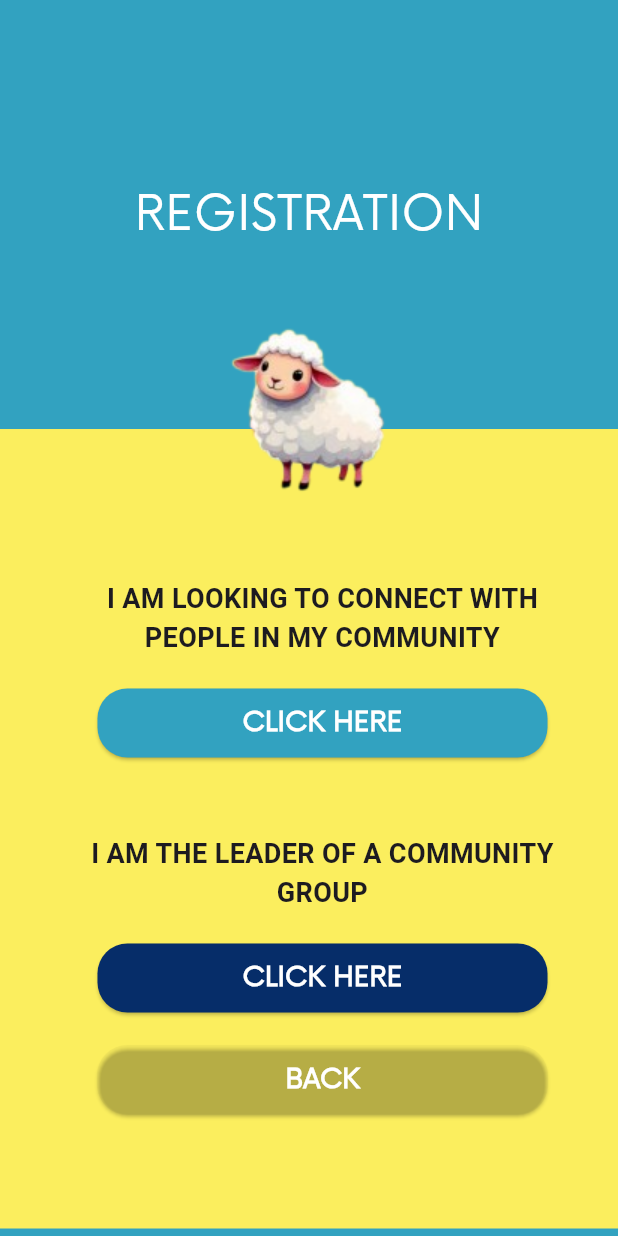
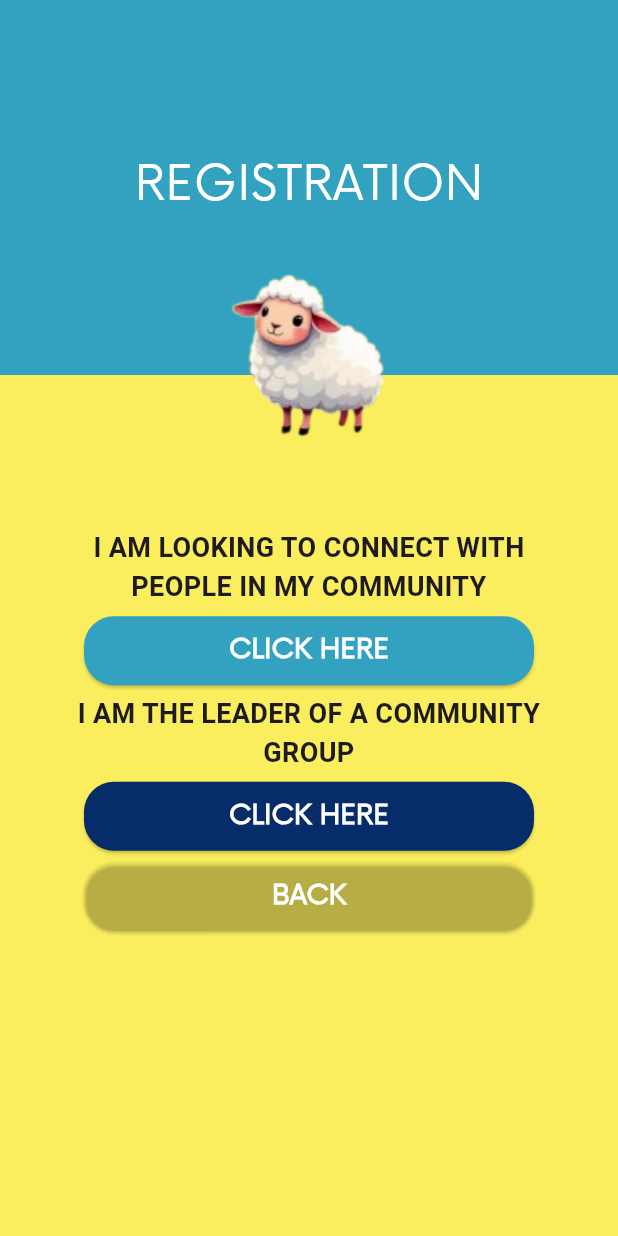
Before and after one commit to sean-xiao-zhao7/blacksheep, a Flutter app: the screen it shows after launch, after a tap on "REGISTER", on a phone screen of 412 x 824 dp. Run offline on Flutter 3.47's test engine with Material 3 defaults, Android fonts, the phone set to English and light mode, and no system bars.

Commit message:
Fix register screen positioned elements

```diff
--- a/lib/screens/register/register_screen_initial.dart
+++ b/lib/screens/register/register_screen_initial.dart
@@ -19,66 +19,53 @@ class _RegisterScreenInitialState extends State<RegisterScreenInitial> {
   @override
   Widget build(BuildContext context) {
     return Container(
-      padding: EdgeInsets.only(top: 120),
+      padding: EdgeInsets.only(top: 100),
       decoration: BoxDecoration(color: Color(0xff32a2c0)),
-      child: Column(
-        mainAxisSize: MainAxisSize.max,
+      child: Stack(
         children: [
-          NowHeader('REGISTRATION'),
-          Stack(
-            children: [
-              Container(height: MediaQuery.of(context).size.height - 171),
-              Positioned(
-                top: 120,
-                bottom: 0,
-                width: 430,
-                child: Container(
-                  padding: EdgeInsets.only(top: 100, left: 50, right: 50),
+          Container(
+            margin: EdgeInsets.only(top: 150),
+            padding: EdgeInsets.only(
+              top: 100,
+              left: 50,
+              right: 50,
+              bottom: 200,
+            ),
             decoration: BoxDecoration(color: Color(0xfffbee5e)),
             child: Column(
-                    mainAxisSize: MainAxisSize.max,
+              mainAxisAlignment: MainAxisAlignment.spaceAround,
               children: [
                 Text(
                   'I AM LOOKING TO CONNECT WITH PEOPLE IN MY COMMUNITY',
-                        style: TextStyle(
-                          fontWeight: FontWeight.bold,
-                          fontSize: 18,
-                        ),
+                  style: TextStyle(fontWeight: FontWeight.bold, fontSize: 18),
                   textAlign: TextAlign.center,
                 ),
-                      SizedBox(height: 20),
                 SmallButton('CLICK HERE', () {
                   widget.switchScreen('register', 'register_screen_2');
                 }, 0xff32a2c0),
-                      SizedBox(height: 50),
                 Text(
                   'I AM THE LEADER OF A COMMUNITY GROUP',
-                        style: TextStyle(
-                          fontWeight: FontWeight.bold,
-                          fontSize: 18,
-                        ),
+                  style: TextStyle(fontWeight: FontWeight.bold, fontSize: 18),
                   textAlign: TextAlign.center,
                 ),
-                      SizedBox(height: 20),
+
                 SmallButton('CLICK HERE', () {}, 0xff062d69),
-                      SizedBox(height: 20),
+
                 SmallButton('BACK', () {
                   widget.switchScreen('home', 'home_screen');
                 }, 0xffffff),
               ],
             ),
           ),
+          Positioned(
+            top: 0,
+            width: MediaQuery.of(context).size.width,
+            child: NowHeader('REGISTRATION'),
           ),
           Positioned(
-                top: 0,
-                left: 100,
-                child: Container(
-                  padding: const EdgeInsets.all(5.0),
-                  margin: EdgeInsets.only(top: 10),
+            top: -50,
+            width: MediaQuery.of(context).size.width,
             child: Image(image: AssetImage('assets/images/sheep.png')),
-                ),
-              ),
-            ],
           ),
         ],
       ),
```
Lines whose indentation alone changed are shown as unchanged.
